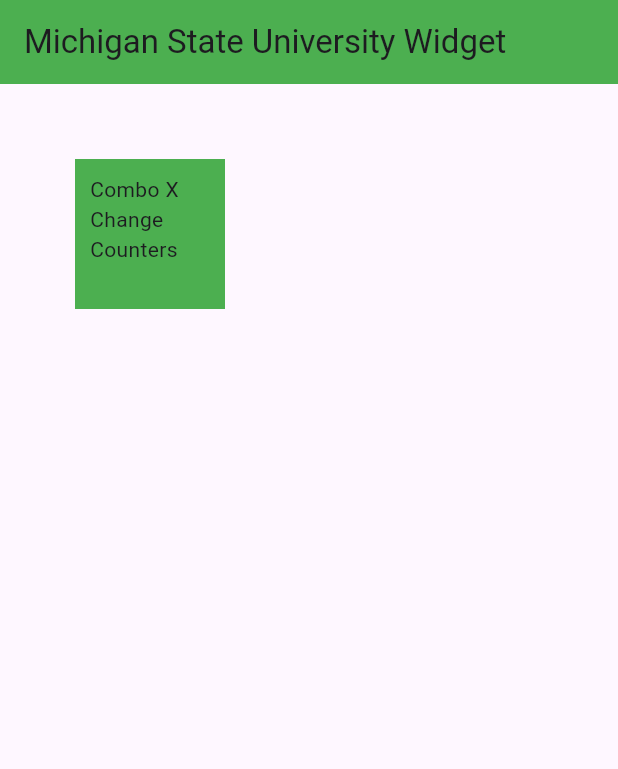
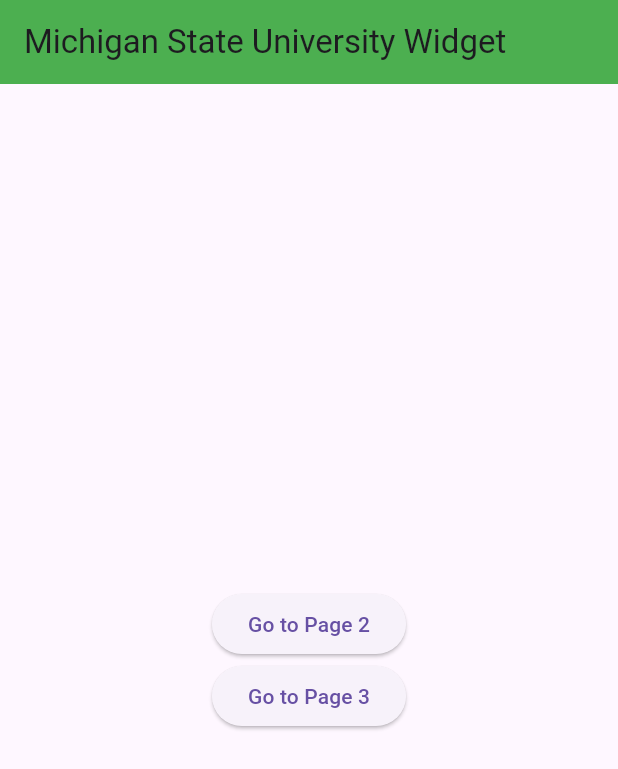
Before and after one commit to alvinzaka1/msu_streamline, a Flutter app: the screen it shows after launch, on a phone screen of 412 x 824 dp. Shown: the top 769 px of the screen. Run offline on Flutter 3.47's test engine with Material 3 defaults, Android fonts, the light colour scheme and no system bars.

Commit message:
page changer more like game changer

```diff
--- a/lib/main.dart
+++ b/lib/main.dart
@@ -9,19 +9,66 @@
   @override
   Widget build(BuildContext context) {
     return MaterialApp(
-        home: Scaffold(
+      home: HomeScreen(),
+    );
+  }
+}
+
+class HomeScreen extends StatelessWidget {
+  @override
+  Widget build(BuildContext context) {
+    return Scaffold(
       appBar: AppBar(
         backgroundColor: Colors.green,
         title: const Text('Michigan State University Widget'),
       ),
-      body: Container(
-        margin: const EdgeInsets.all(50),
-        padding: const EdgeInsets.all(10),
-        child: const Text('Combo X Change Counters'),
-        color: Colors.green,
-        height: 100,
-        width: 100,
+      body: Center(
+        child: Column(
+          mainAxisAlignment: MainAxisAlignment.center,
+          children: <Widget>[
+            ElevatedButton(
+              child: Text('Go to Page 2'),
+              onPressed: () {
+                Navigator.push(
+                  context,
+                  MaterialPageRoute(builder: (context) => Page2()),
+                );
+              },
+            ),
+            ElevatedButton(
+              child: Text('Go to Page 3'),
+              onPressed: () {
+                Navigator.push(
+                  context,
+                  MaterialPageRoute(builder: (context) => Page3()),
+                );
+              },
+            ),
+          ],
+        ),
       ),
-    ));
+    );
   }
 }
+
+class Page2 extends StatelessWidget {
+  @override
+  Widget build(BuildContext context) {
+    return Scaffold(
+      appBar: AppBar(
+        title: Text('Page 2'),
+      ),
+    );
+  }
+}
+
+class Page3 extends StatelessWidget {
+  @override
+  Widget build(BuildContext context) {
+    return Scaffold(
+      appBar: AppBar(
+        title: Text('Page 3'),
+      ),
+    );
+  }
+}
```
